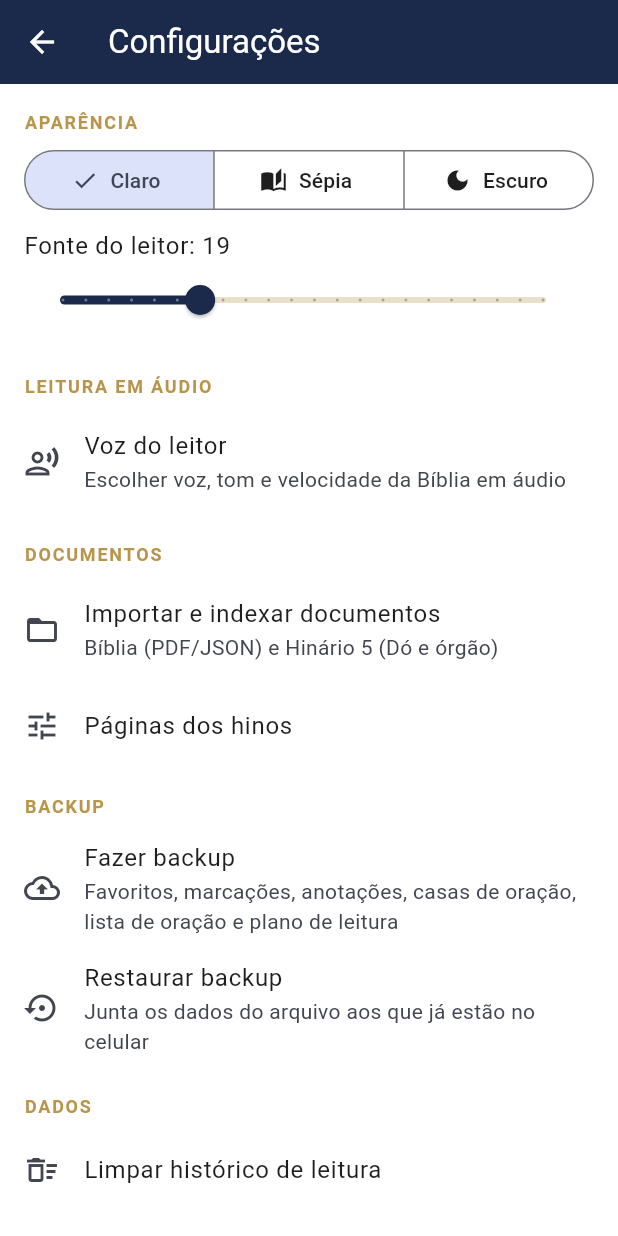
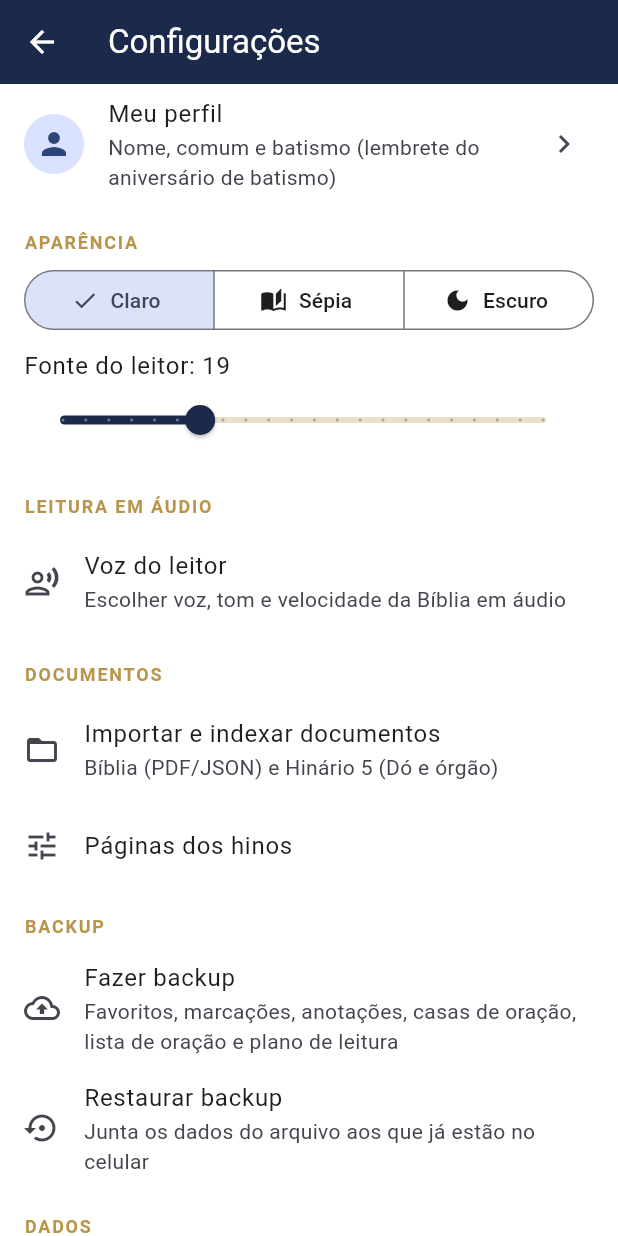
Before and after one commit to RodrigoCocchi/teste, a Flutter app: the HomeScreen screen opened directly, after a tap on the "settings" icon, on a phone screen of 412 x 824 dp. Run offline on Flutter 3.47's test engine with Material 3 defaults, Android fonts, the phone set to English and light mode, and no system bars; our stand-ins replace audioplayers, file_picker, flutter_local_notifications, flutter_timezone, flutter_tts, geocoding and 7 more; missing offline and left inert: android_intent_plus, home_widget, pdfx, record, syncfusion_flutter_pdf; accounts and stored records are empty; network calls fail.

Commit message:
Meu perfil: nome, comum e batismo (opcionais), lembrete anual do aniversário de batismo com cartão para compartilhar
Co-Authored-By: Claude Opus 5.5 <noreply@anthropic.com>
Claude-Session: https://claude.ai/code/session_01PoTMMqAThPNSDC2u9Reb8X

```diff
--- a/lib/main.dart
+++ b/lib/main.dart
@@ -4,6 +4,7 @@ import 'package:flutter/material.dart';
 
 import 'screens/reminder_open.dart';
 import 'screens/shell.dart';
+import 'services/app_reminders.dart';
 import 'services/reminders.dart';
 import 'services/app_services.dart';
 import 'services/settings.dart';
@@ -96,6 +97,8 @@ class _BibliaHinosAppState extends State<BibliaHinosApp> {
     };
     WidgetsBinding.instance.addPostFrameCallback((_) async {
       try {
+        // Refaz os avisos ao abrir (ex.: contagem de anos do aniversário de batismo).
+        refreshReminders();
         final launch = await r.launchPayload();
         final nav = navigatorKey.currentState;
         if (launch != null && nav != null) openReminderPayload(nav, launch.$1);
--- a/lib/screens/home_screen.dart
+++ b/lib/screens/home_screen.dart
@@ -13,6 +13,10 @@ import 'organ_screen.dart';
 import 'rehearsal_screen.dart';
 import 'my_places_screen.dart';
 import '../services/verse_of_day.dart';
+import '../services/profile.dart';
+import '../services/share_builders.dart';
+import '../widgets/share_card.dart';
+import 'package:shared_preferences/shared_preferences.dart';
 import 'verse_image_screen.dart';
 import 'music_tools_screen.dart';
 import '../data/places_repository.dart';
@@ -58,6 +62,7 @@ class HomeScreen extends StatelessWidget {
               _SearchBox(onTap: () => push(context, const SearchScreen())),
               const SetupBanner(),
               const SizedBox(height: 12),
+              const _BaptismDayCard(),
               if (app.hasBibleText) const _VerseOfDayCard(),
               if (last != null || lastHymn != null)
                 Row(children: [
@@ -349,3 +354,51 @@ class _VerseOfDayCardState extends State<_VerseOfDayCard> {
         },
       );
 }
+
+/// No dia do aniversário de batismo, uma mensagem com opção de compartilhar.
+class _BaptismDayCard extends StatefulWidget {
+  const _BaptismDayCard();
+  @override
+  State<_BaptismDayCard> createState() => _BaptismDayCardState();
+}
+
+class _BaptismDayCardState extends State<_BaptismDayCard> {
+  Profile? _p;
+  int? _years;
+
+  @override
+  void initState() {
+    super.initState();
+    SharedPreferences.getInstance().then((prefs) {
+      final p = Profile.load(prefs);
+      final y = baptismYearsToday(p.baptismDate, DateTime.now());
+      if (mounted && y != null) {
+        setState(() {
+          _p = p;
+          _years = y;
+        });
+      }
+    });
+  }
+
+  @override
+  Widget build(BuildContext context) {
+    final p = _p, y = _years;
+    if (p == null || y == null) return const SizedBox.shrink();
+    return Card(
+      color: AppColors.gold,
+      margin: const EdgeInsets.only(bottom: 8),
+      child: ListTile(
+        leading: const Icon(Icons.water_drop, color: AppColors.navy, size: 32),
+        title: Text('${p.firstName.isEmpty ? 'Hoje' : '${p.firstName}, hoje'} faz $y ${y == 1 ? 'ano' : 'anos'} do seu batismo!',
+            style: const TextStyle(color: AppColors.navy, fontWeight: FontWeight.bold)),
+        subtitle: const Text('Deus seja louvado!', style: TextStyle(color: AppColors.navy)),
+        trailing: IconButton(
+          tooltip: 'Compartilhar',
+          icon: const Icon(Icons.share, color: AppColors.navy),
+          onPressed: () => push(context, ShareCardScreen(data: baptismShare(p, y))),
+        ),
+      ),
+    );
+  }
+}
--- a/lib/screens/reminder_open.dart
+++ b/lib/screens/reminder_open.dart
@@ -1,6 +1,8 @@
 import 'package:flutter/material.dart';
+import 'package:shared_preferences/shared_preferences.dart';
 
 import '../services/app_services.dart';
+import '../services/profile.dart';
 import '../services/share_builders.dart';
 import '../widgets/share_card.dart';
 
@@ -22,6 +24,9 @@ Future<void> openReminderPayload(NavigatorState nav, String payload) async {
       final e = await app.agenda.get(int.tryParse(parts[1]) ?? -1);
       final at = e?.nextAfter(DateTime.now().subtract(const Duration(hours: 3))) ?? e?.start;
       if (e != null && at != null) data = eventShare(e, at);
+    case 'baptism':
+      final p = Profile.load(await SharedPreferences.getInstance());
+      data = baptismShare(p, int.tryParse(parts.length > 1 ? parts[1] : '') ?? 1);
     case 'duty':
       final d = await app.organ.duty(int.tryParse(parts[1]) ?? -1);
       if (d != null) {
--- a/lib/screens/settings_screen.dart
+++ b/lib/screens/settings_screen.dart
@@ -5,6 +5,7 @@ import 'package:flutter/material.dart';
 import 'package:path/path.dart' as p;
 import 'package:path_provider/path_provider.dart';
 import 'package:share_plus/share_plus.dart';
+import 'package:shared_preferences/shared_preferences.dart';
 
 
 import '../services/app_services.dart';
@@ -15,6 +16,7 @@ import '../widgets/common.dart';
 import 'documents_screen.dart';
 import 'hymn_mapping_screen.dart';
 import 'nav.dart';
+import 'profile_screen.dart';
 import 'voice_settings_screen.dart';
 
 class SettingsScreen extends StatelessWidget {
@@ -28,6 +30,13 @@ class SettingsScreen extends StatelessWidget {
       body: ListenableBuilder(
         listenable: s,
         builder: (context, _) => ListView(children: [
+          ListTile(
+            leading: const CircleAvatar(child: Icon(Icons.person)),
+            title: const Text('Meu perfil'),
+            subtitle: const Text('Nome, comum e batismo (lembrete do aniversário de batismo)'),
+            trailing: const Icon(Icons.chevron_right),
+            onTap: () => push(context, const ProfileScreen()),
+          ),
           const SectionTitle('Aparência'),
           Padding(
             padding: const EdgeInsets.symmetric(horizontal: 16),
@@ -110,7 +119,7 @@ class SettingsScreen extends StatelessWidget {
       final name = 'backup_biblia_hinos_${now.year}${now.month.toString().padLeft(2, '0')}'
           '${now.day.toString().padLeft(2, '0')}.json';
       final f = File(p.join((await getTemporaryDirectory()).path, name));
-      await f.writeAsString(encodeBackup(await buildBackup(App.I.db.db)));
+      await f.writeAsString(encodeBackup(await buildBackup(App.I.db.db, prefs: await SharedPreferences.getInstance())));
       await SharePlus.instance.share(ShareParams(
         files: [XFile(f.path, mimeType: 'application/json')],
         text: 'Backup do Bíblia & Hinos. Guarde este arquivo (Drive, WhatsApp, e-mail) para restaurar depois.',
@@ -125,7 +134,7 @@ class SettingsScreen extends StatelessWidget {
     final path = files.isEmpty ? null : files.first.path;
     if (path == null) return;
     try {
-      final n = await restoreBackup(App.I.db.db, await File(path).readAsString());
+      final n = await restoreBackup(App.I.db.db, await File(path).readAsString(), prefs: await SharedPreferences.getInstance());
       await refreshReminders();
       App.I.settings.touch();
       if (context.mounted) showSnack(context, 'Backup restaurado: $n itens.');
--- a/lib/services/app_reminders.dart
+++ b/lib/services/app_reminders.dart
@@ -1,6 +1,7 @@
 import 'package:shared_preferences/shared_preferences.dart';
 
 import 'app_services.dart';
+import 'profile.dart';
 import 'reminders.dart';
 
 /// Refaz todos os lembretes a partir dos dados salvos (cultos, agenda, escala).
@@ -17,6 +18,7 @@ Future<void> refreshReminders() async {
           ? const []
           : [for (final d in await app.organ.duties(from: now)) if (d.organistId == me.id) d],
       organAlerts: organAlertsFrom(prefs),
+      profile: Profile.load(prefs),
     );
   } on Object {
     // Sem permissão ou serviço indisponível: os dados continuam salvos.
--- /dev/null
+++ b/lib/services/profile.dart
@@ -0,0 +1,88 @@
+import 'package:shared_preferences/shared_preferences.dart';
+
+/// Perfil pessoal (tudo opcional, fica só no aparelho).
+class Profile {
+  const Profile({this.name = '', this.comum = '', this.baptismDate, this.baptismChurch = '', this.baptismMinister = '', this.remindBaptism = true});
+  final String name;
+  final String comum;
+  final DateTime? baptismDate;
+  final String baptismChurch;
+  final String baptismMinister; // ancião (ministério) que realizou o batismo
+  final bool remindBaptism;
+
+  static const keys = ['pfName', 'pfComum', 'pfBaptism', 'pfBaptismChurch', 'pfBaptismMinister', 'pfRemindBaptism'];
+
+  static Profile load(SharedPreferences p) {
+    final b = p.getString('pfBaptism');
+    return Profile(
+      name: p.getString('pfName') ?? '',
+      comum: p.getString('pfComum') ?? '',
+      baptismDate: b == null ? null : DateTime.tryParse(b),
+      baptismChurch: p.getString('pfBaptismChurch') ?? '',
+      baptismMinister: p.getString('pfBaptismMinister') ?? '',
+      remindBaptism: p.getBool('pfRemindBaptism') ?? true,
+    );
+  }
+
+  Future<void> save(SharedPreferences p) async {
+    Future<void> put(String k, String v) => v.trim().isEmpty ? p.remove(k) : p.setString(k, v.trim());
+    await put('pfName', name);
+    await put('pfComum', comum);
+    final b = baptismDate;
+    await put('pfBaptism', b == null ? '' : '${b.year}-${_two(b.month)}-${_two(b.day)}');
+    await put('pfBaptismChurch', baptismChurch);
+    await put('pfBaptismMinister', baptismMinister);
+    await p.setBool('pfRemindBaptism', remindBaptism);
+  }
+
+  /// Para o backup.
+  Map<String, Object?> toJson() => {
+        'name': name,
+        'comum': comum,
+        'baptism': baptismDate?.toIso8601String(),
+        'baptismChurch': baptismChurch,
+        'baptismMinister': baptismMinister,
+        'remindBaptism': remindBaptism,
+      };
+
+  static Profile fromJson(Map j) => Profile(
+        name: '${j['name'] ?? ''}',
+        comum: '${j['comum'] ?? ''}',
+        baptismDate: j['baptism'] == null ? null : DateTime.tryParse('${j['baptism']}'),
+        baptismChurch: '${j['baptismChurch'] ?? ''}',
+        baptismMinister: '${j['baptismMinister'] ?? ''}',
+        remindBaptism: j['remindBaptism'] != false,
+      );
+
+  bool get isEmpty => name.isEmpty && comum.isEmpty && baptismDate == null && baptismChurch.isEmpty && baptismMinister.isEmpty;
+
+  String get firstName => name.trim().split(RegExp(r'\s+')).first;
+}
+
+String _two(int n) => n.toString().padLeft(2, '0');
+
+/// Data do aniversário de batismo num ano (29/02 vira 28/02 em anos comuns).
+DateTime anniversaryIn(DateTime baptism, int year) {
+  final last = DateTime(year, baptism.month + 1, 0).day;
+  return DateTime(year, baptism.month, baptism.day > last ? last : baptism.day);
+}
+
+/// Próximos aniversários de batismo (data, anos completos), a partir de hoje.
+List<(DateTime, int)> nextAnniversaries(DateTime baptism, DateTime now, {int count = 3}) {
+  final today = DateTime(now.year, now.month, now.day);
+  final out = <(DateTime, int)>[];
+  for (var y = now.year; out.length < count; y++) {
+    final d = anniversaryIn(baptism, y);
+    final years = y - baptism.year;
+    if (years >= 1 && !d.isBefore(today)) out.add((d, years));
+  }
+  return out;
+}
+
+/// Hoje é aniversário de batismo? Devolve os anos, ou null.
+int? baptismYearsToday(DateTime? baptism, DateTime now) {
+  if (baptism == null) return null;
+  final d = anniversaryIn(baptism, now.year);
+  final years = now.year - baptism.year;
+  return years >= 1 && d.month == now.month && d.day == now.day ? years : null;
+}
--- a/lib/services/share_builders.dart
+++ b/lib/services/share_builders.dart
@@ -3,6 +3,7 @@ import 'package:flutter/material.dart';
 import '../data/agenda_repository.dart';
 import '../data/organ_repository.dart';
 import '../data/places_repository.dart';
+import 'profile.dart';
 import '../widgets/share_card.dart';
 
 const String shareFooter = 'Enviado pelo app Bíblia & Hinos';
@@ -81,3 +82,20 @@ ShareCardData monthScaleShare(List<OrganDuty> duties, Map<int, String> names, in
     footer: shareFooter,
   );
 }
+
+/// Cartão do aniversário de batismo.
+ShareCardData baptismShare(Profile p, int years) => ShareCardData(
+      kicker: 'Aniversário de batismo',
+      title: p.name.isEmpty ? '$years ${years == 1 ? 'ano' : 'anos'} de batismo' : p.name,
+      subtitle: p.name.isEmpty ? null : '$years ${years == 1 ? 'ano' : 'anos'} de batismo',
+      icon: Icons.water_drop_outlined,
+      sections: [
+        ShareSection(rows: [
+          if (p.baptismDate != null) ('Batismo', '${two(p.baptismDate!.day)}/${two(p.baptismDate!.month)}/${p.baptismDate!.year}'),
+          if (p.baptismChurch.isNotEmpty) ('Igreja', p.baptismChurch),
+          if (p.baptismMinister.isNotEmpty) ('Ministério', p.baptismMinister),
+          ('Deus seja louvado!', ''),
+        ]),
+      ],
+      footer: shareFooter,
+    );
```
Also changed, not shown: lib/screens/profile_screen.dart (added, +161 -0 lines), lib/services/backup.dart (+17 -3 lines), lib/services/reminders.dart (+31 -0 lines), 2 other files.
